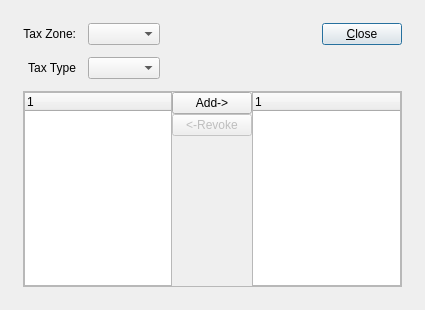
This is xtuple/trunk/guiclient/taxAssignment.ui in WooodHead/xtuple as Qt 5 draws it before an edit. The edited form follows.
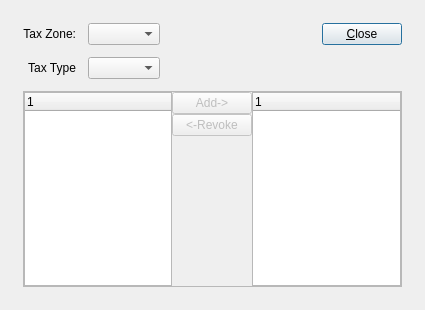
This is the edited form. Custom widgets are drawn as their Qt base class.

The edit to the form file:
```diff
--- a/xtuple/trunk/guiclient/taxAssignment.ui
+++ b/xtuple/trunk/guiclient/taxAssignment.ui
@@ -182,6 +182,9 @@
             </property>
             <item>
              <widget class="QPushButton" name="_add" >
+              <property name="enabled" >
+               <bool>false</bool>
+              </property>
               <property name="text" >
                <string>Add-></string>
               </property>
```
Left out of the diff: 49 changed lines with no effect on the pictures.
